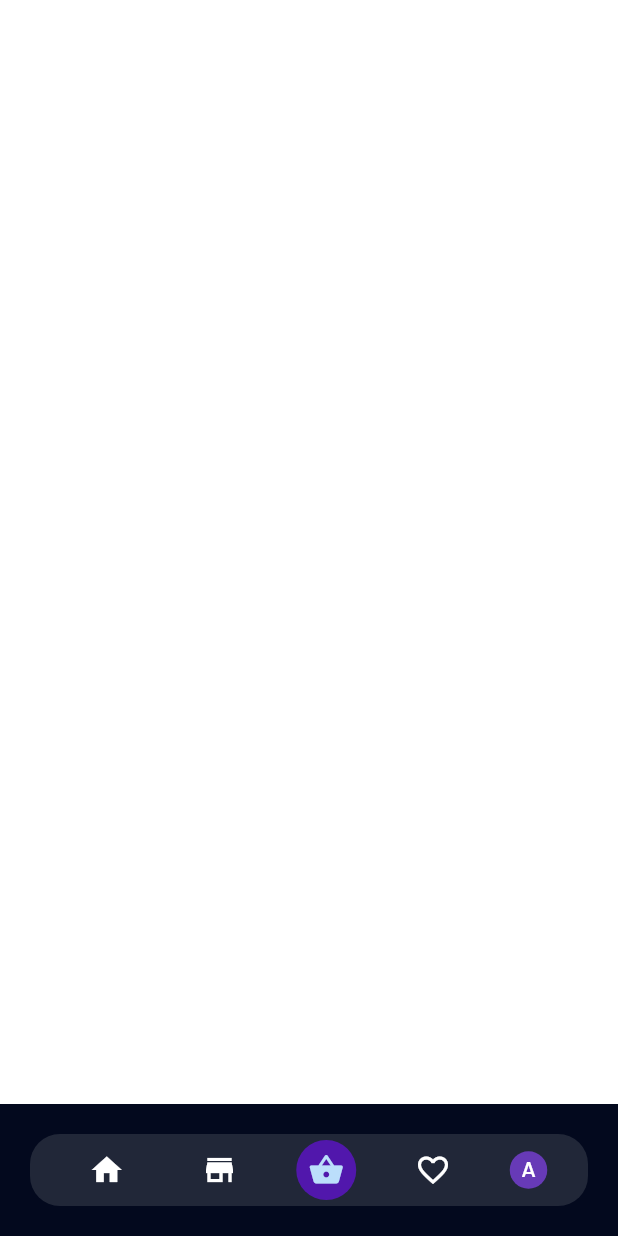
After one commit to AnnaPS/DeliveryApp, a Flutter app: the screen it shows after launch, after a tap on "Login", on a phone screen of 412 x 824 dp. The commit adds this screen. Run offline on Flutter 3.47's test engine with Material 2 defaults, Android fonts, the phone set to English and light mode, and no system bars; our stand-ins replace google_fonts.

Commit message:
added DeliveryNavigationBar

```diff
--- a/lib/main.dart
+++ b/lib/main.dart
@@ -1,6 +1,7 @@
 import 'package:deliveryApp/presentation/splashscreen.dart';
 import 'package:deliveryApp/presentation/theme.dart';
 import 'package:flutter/material.dart';
+import 'package:google_fonts/google_fonts.dart';
 
 void main() {
   runApp(MyApp());
@@ -11,6 +12,68 @@ class MyApp extends StatelessWidget {
 
   @override
   Widget build(BuildContext context) {
+    final _borderDark = OutlineInputBorder(
+      borderRadius: BorderRadius.circular(10),
+      borderSide: BorderSide(
+          width: 2, color: DeliveryColors.dark, style: BorderStyle.solid),
+    );
+
+    final _borderLight = OutlineInputBorder(
+      borderRadius: BorderRadius.circular(10),
+      borderSide: BorderSide(
+          width: 2,
+          color: DeliveryColors.veryLightGrey,
+          style: BorderStyle.solid),
+    );
+
+    final lightTheme = ThemeData(
+      appBarTheme: AppBarTheme(
+        color: DeliveryColors.white,
+      ),
+      canvasColor: DeliveryColors.white,
+      accentColor: DeliveryColors.purple,
+      textTheme: GoogleFonts.poppinsTextTheme().apply(
+          bodyColor: DeliveryColors.purple,
+          displayColor: DeliveryColors.purple),
+      inputDecorationTheme: InputDecorationTheme(
+        labelStyle: TextStyle(color: DeliveryColors.white),
+        contentPadding: EdgeInsets.zero,
+        border: _borderLight,
+        enabledBorder: _borderLight,
+        focusedBorder: _borderLight,
+        hintStyle:
+            GoogleFonts.poppins(color: DeliveryColors.lightGrey, fontSize: 12),
+      ),
+      iconTheme: IconThemeData(color: DeliveryColors.purple),
+      accentIconTheme: IconThemeData(color: DeliveryColors.purple),
+      primaryIconTheme: IconThemeData(color: DeliveryColors.purple),
+    );
+
+    final darkTheme = ThemeData(
+        appBarTheme: AppBarTheme(
+          color: DeliveryColors.purple,
+        ),
+        canvasColor: DeliveryColors.grey,
+        accentColor: DeliveryColors.white,
+        scaffoldBackgroundColor: DeliveryColors.dark,
+        textTheme: GoogleFonts.poppinsTextTheme().apply(
+            bodyColor: DeliveryColors.white,
+            displayColor: DeliveryColors.white),
+        inputDecorationTheme: InputDecorationTheme(
+          labelStyle: TextStyle(color: DeliveryColors.green),
+          contentPadding: EdgeInsets.zero,
+          border: _borderDark,
+          enabledBorder: _borderDark,
+          focusedBorder: _borderDark,
+          filled: true,
+          fillColor: DeliveryColors.grey,
+          hintStyle:
+              GoogleFonts.poppins(color: DeliveryColors.white, fontSize: 12),
+        ),
+        iconTheme: IconThemeData(color: DeliveryColors.white),
+        accentIconTheme: IconThemeData(color: DeliveryColors.white),
+        primaryIconTheme: IconThemeData(color: DeliveryColors.white));
+
     return MaterialApp(
       debugShowCheckedModeBanner: false,
       theme: darkTheme,
--- /dev/null
+++ b/lib/presentation/home_screen.dart
@@ -0,0 +1,72 @@
+import 'package:deliveryApp/presentation/theme.dart';
+import 'package:flutter/material.dart';
+
+class HomeScreen extends StatelessWidget {
+  const HomeScreen({Key key}) : super(key: key);
+
+  @override
+  Widget build(BuildContext context) {
+    return Scaffold(
+      body: Column(
+        crossAxisAlignment: CrossAxisAlignment.stretch,
+        children: [
+          Expanded(
+            child: Container(
+              color: Colors.white,
+            ),
+          ),
+          _DeliveryNavigationBar()
+        ],
+      ),
+    );
+  }
+}
+
+class _DeliveryNavigationBar extends StatelessWidget {
+  @override
+  Widget build(BuildContext context) {
+    return Padding(
+      padding: const EdgeInsets.all(20.0),
+      child: DecoratedBox(
+          decoration: BoxDecoration(
+              color: Theme.of(context).canvasColor,
+              borderRadius: BorderRadius.circular(20)),
+          child: Row(
+            mainAxisAlignment: MainAxisAlignment.spaceEvenly,
+            children: [
+              IconButton(
+                icon: Icon(
+                  Icons.home,
+                ),
+                onPressed: () {},
+              ),
+              IconButton(
+                icon: Icon(
+                  Icons.store,
+                ),
+                onPressed: () {},
+              ),
+              CircleAvatar(
+                backgroundColor: DeliveryColors.purple,
+                child: IconButton(
+                  icon: Icon(Icons.shopping_basket),
+                  onPressed: () {},
+                ),
+              ),
+              IconButton(
+                icon: Icon(Icons.favorite_border_outlined),
+                onPressed: () {},
+              ),
+              CircleAvatar(
+                radius: 12.5,
+                backgroundColor: Colors.deepPurple,
+                child: Text(
+                  'A',
+                  style: Theme.of(context).textTheme.bodyText1,
+                ),
+              )
+            ],
+          )),
+    );
+  }
+}
--- a/lib/presentation/login_screen.dart
+++ b/lib/presentation/login_screen.dart
@@ -1,5 +1,7 @@
 import 'package:deliveryApp/presentation/theme.dart';
 import 'package:flutter/material.dart';
+
+import 'home_screen.dart';
 
 const logoSize = 45.0;
 
@@ -113,6 +115,11 @@ class LoginScreen extends StatelessWidget {
           ),
           Padding(
             padding: const EdgeInsets.all(25),
+            child: InkWell(
+              onTap: () {
+                Navigator.of(context).pushReplacement(
+                    MaterialPageRoute(builder: (_) => HomeScreen()));
+              },
               child: Container(
                 decoration: BoxDecoration(
                   borderRadius: BorderRadius.circular(10),
@@ -134,6 +141,7 @@ class LoginScreen extends StatelessWidget {
                 ),
               ),
             ),
+          ),
         ],
       ),
     );
--- a/lib/presentation/theme.dart
+++ b/lib/presentation/theme.dart
@@ -20,57 +20,6 @@ class DeliveryColors {
   static final pink = Color(0xFFf5638B);
 }
 
-final _borderDark = OutlineInputBorder(
-  borderRadius: BorderRadius.circular(10),
-  borderSide: BorderSide(
-      width: 2, color: DeliveryColors.dark, style: BorderStyle.solid),
-);
-
-final _borderLight = OutlineInputBorder(
-  borderRadius: BorderRadius.circular(10),
-  borderSide: BorderSide(
-      width: 2, color: DeliveryColors.veryLightGrey, style: BorderStyle.solid),
-);
-
-final lightTheme = ThemeData(
-  canvasColor: DeliveryColors.white,
-  accentColor: DeliveryColors.purple,
-  textTheme: GoogleFonts.poppinsTextTheme().apply(
-      bodyColor: DeliveryColors.purple, displayColor: DeliveryColors.purple),
-  inputDecorationTheme: InputDecorationTheme(
-    labelStyle: TextStyle(color: DeliveryColors.white),
-    contentPadding: EdgeInsets.zero,
-    border: _borderLight,
-    enabledBorder: _borderLight,
-    focusedBorder: _borderLight,
-    hintStyle:
-        GoogleFonts.poppins(color: DeliveryColors.lightGrey, fontSize: 12),
-  ),
-  iconTheme: IconThemeData(color: DeliveryColors.purple),
-  accentIconTheme: IconThemeData(color: DeliveryColors.purple),
-  primaryIconTheme: IconThemeData(color: DeliveryColors.purple),
-);
-
-final darkTheme = ThemeData(
-    canvasColor: DeliveryColors.grey,
-    accentColor: DeliveryColors.white,
-    scaffoldBackgroundColor: DeliveryColors.dark,
-    textTheme: GoogleFonts.poppinsTextTheme().apply(
-        bodyColor: DeliveryColors.white, displayColor: DeliveryColors.white),
-    inputDecorationTheme: InputDecorationTheme(
-      labelStyle: TextStyle(color: DeliveryColors.green),
-      contentPadding: EdgeInsets.zero,
-      border: _borderDark,
-      enabledBorder: _borderDark,
-      focusedBorder: _borderDark,
-      filled: true,
-      fillColor: DeliveryColors.grey,
-      hintStyle: GoogleFonts.poppins(color: DeliveryColors.white, fontSize: 12),
-    ),
-    iconTheme: IconThemeData(color: DeliveryColors.white),
-    accentIconTheme: IconThemeData(color: DeliveryColors.white),
-    primaryIconTheme: IconThemeData(color: DeliveryColors.white));
-
 final deliveryGradient = [
   DeliveryColors.green,
   DeliveryColors.purple,
```
Lines whose indentation alone changed are shown as unchanged.
